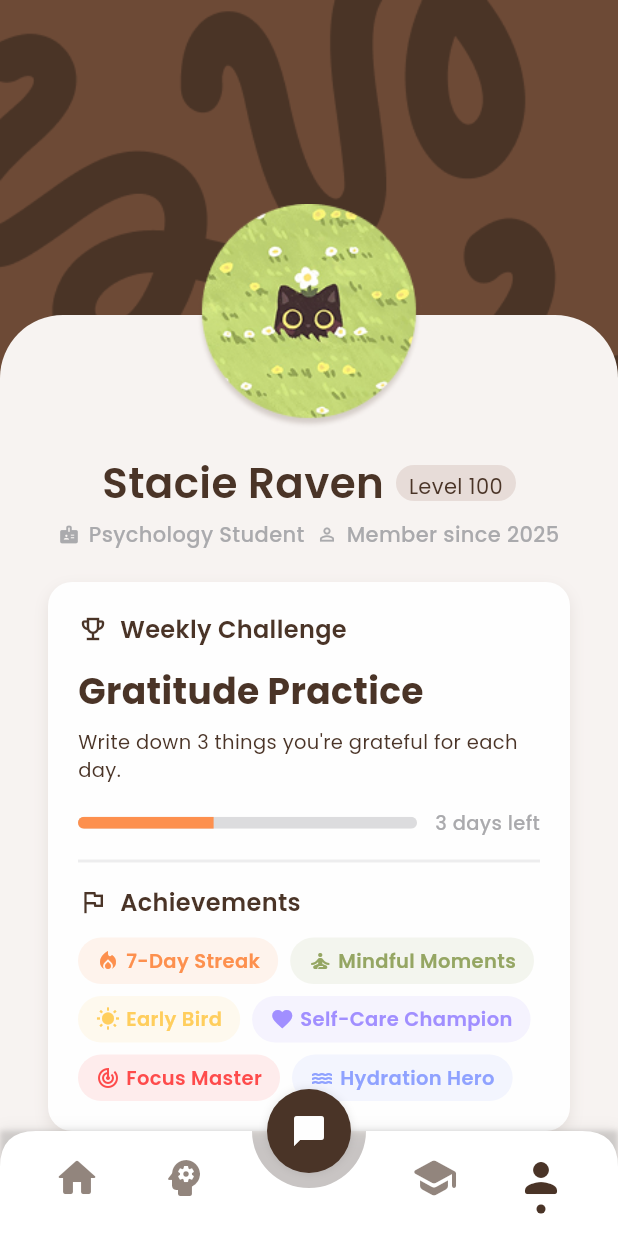
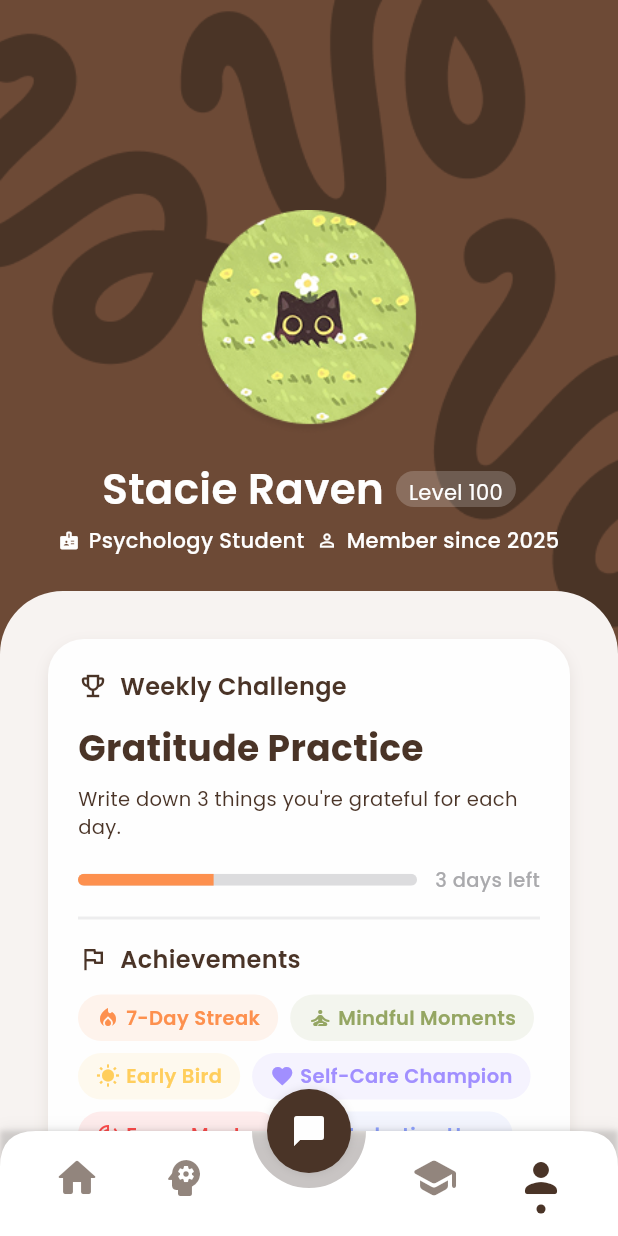
Before and after one commit to jocelyngan2005/solace, a Flutter app: the screen it shows after launch, item 4 of the bottom bar chosen, on a phone screen of 412 x 824 dp. Run offline on Flutter 3.47's test engine with Material 3 defaults, Android fonts, the phone set to English and light mode, and no system bars; our stand-ins replace fl_chart, google_fonts; accounts and stored records are empty.

Commit message:
Updated Profile Screen

```diff
--- a/lib/screens/profile/profile_screen.dart
+++ b/lib/screens/profile/profile_screen.dart
@@ -53,6 +53,7 @@ class _ProfileScreenState extends State<ProfileScreen> {
     return Scaffold(
       body: Stack(
         children: [
+          // Background image
           Positioned.fill(
             child: Image.asset(
               'assets/background/Profile_bg.png',
@@ -60,28 +61,20 @@ class _ProfileScreenState extends State<ProfileScreen> {
               alignment: Alignment.topCenter,
             ),
           ),
-          Container(
-            height: 600,
-            width: double.infinity,
-            margin: EdgeInsets.only(top: 210),
-            decoration: BoxDecoration(
-              color: Theme.of(context).colorScheme.background,
-              borderRadius: const BorderRadius.only(
-                topLeft: Radius.circular(42),
-                topRight: Radius.circular(42),
-              ),
-            ),
-          ),
+          // Scrollable content
+          SingleChildScrollView(
+            child: Column(
+              children: [
+                // Profile section with transparent background
                 Container(
                   width: double.infinity,
-            padding: EdgeInsets.all(16),
+                  padding: EdgeInsets.fromLTRB(16, 140, 16, 0),
                   child: Column(
                     crossAxisAlignment: CrossAxisAlignment.center,
                     children: [
                       Container(
                         height: 150,
                         width: 150,
-                  margin: EdgeInsets.only(top: 120),
                         decoration: BoxDecoration(shape: BoxShape.circle),
                         child: Image.asset(
                           'assets/images/Profile_Icon.png',
@@ -97,7 +90,7 @@ class _ProfileScreenState extends State<ProfileScreen> {
                             style: TextStyle(
                               fontSize: 28,
                               fontWeight: FontWeight.w600,
-                        color: Theme.of(context).colorScheme.onSurface,
+                              color: Theme.of(context).colorScheme.surface,
                             ),
                           ),
                           SizedBox(width: 8),
@@ -106,14 +99,14 @@ class _ProfileScreenState extends State<ProfileScreen> {
                             width: 80,
                             padding: EdgeInsets.symmetric(horizontal: 8, vertical: 4),
                             decoration: BoxDecoration(
-                        color: Color(0xFFE7DCD8),
+                              color: Theme.of(context).colorScheme.surface.withOpacity(0.2),
                               borderRadius: BorderRadius.circular(12),
                             ),
                             child: Text(
                               'Level 100',
                               style: TextStyle(
                                 fontSize: 14,
-                          color: Theme.of(context).colorScheme.onSurface,
+                                color: Theme.of(context).colorScheme.surface,
                               ),
                               textAlign: TextAlign.center,
                             ),
@@ -127,7 +120,7 @@ class _ProfileScreenState extends State<ProfileScreen> {
                           Icon(
                             Icons.badge,
                             size: 14,
-                      color: Theme.of(context).colorScheme.outline,
+                            color: Theme.of(context).colorScheme.surface,
                           ),
                           const SizedBox(width: 6),
                           Text(
@@ -135,14 +128,14 @@ class _ProfileScreenState extends State<ProfileScreen> {
                             style: TextStyle(
                               fontSize: 14,
                               fontWeight: FontWeight.w500,
-                        color: Theme.of(context).colorScheme.outline,
+                              color: Theme.of(context).colorScheme.surface,
                             ),
                           ),
                           SizedBox(width: 8),
                           Icon(
                             Icons.person_outline,
                             size: 14,
-                      color: Theme.of(context).colorScheme.outline,
+                            color: Theme.of(context).colorScheme.surface,
                           ),
                           const SizedBox(width: 6),
                           Text(
@@ -150,29 +143,40 @@ class _ProfileScreenState extends State<ProfileScreen> {
                             style: TextStyle(
                               fontSize: 14,
                               fontWeight: FontWeight.w500,
-                        color: Theme.of(context).colorScheme.outline,
+                              color: Theme.of(context).colorScheme.surface,
                             ),
                           ),
                         ],
                       ),
+                      const SizedBox(height: 24),
                     ],
                   ),
                 ),
+
+                // White container that covers the background
                 Container(
-            height: 520,
                   width: double.infinity,
-            margin: EdgeInsets.only(top: 380, left: 16, right: 16),
-            child: SingleChildScrollView(
+                  decoration: BoxDecoration(
+                    color: Theme.of(context).colorScheme.background,
+                    borderRadius: const BorderRadius.only(
+                      topLeft: Radius.circular(42),
+                      topRight: Radius.circular(42),
+                    ),
+                  ),
+                  child: Padding(
+                    padding: EdgeInsets.fromLTRB(16, 24, 16, 100),
                     child: Column(
                       crossAxisAlignment: CrossAxisAlignment.start,
                       children: [
+
+
                         Container(
                           width: double.infinity,
                           margin: EdgeInsets.symmetric(horizontal: 16, vertical: 8),
                           padding: EdgeInsets.all(20),
                           decoration: BoxDecoration(
                             color: Theme.of(context).colorScheme.surface,
-                      borderRadius: BorderRadius.circular(16),
+                            borderRadius: BorderRadius.circular(24),
                             boxShadow: [
                               BoxShadow(
                                 color: Theme.of(
@@ -219,7 +223,7 @@ class _ProfileScreenState extends State<ProfileScreen> {
                           margin: EdgeInsets.symmetric(horizontal: 16),
                           decoration: BoxDecoration(
                             color: Theme.of(context).colorScheme.surface,
-                      borderRadius: BorderRadius.circular(16),
+                            borderRadius: BorderRadius.circular(24),
                             boxShadow: [
                               BoxShadow(
                                 color: Theme.of(
@@ -384,9 +388,11 @@ class _ProfileScreenState extends State<ProfileScreen> {
                             ],
                           ),
                         ),
-                  const SizedBox(height: 56),
                       ],
                     ),
+                  ),
+                ),
+              ],
             ),
           ),
         ],
```
Lines whose indentation alone changed are shown as unchanged.
